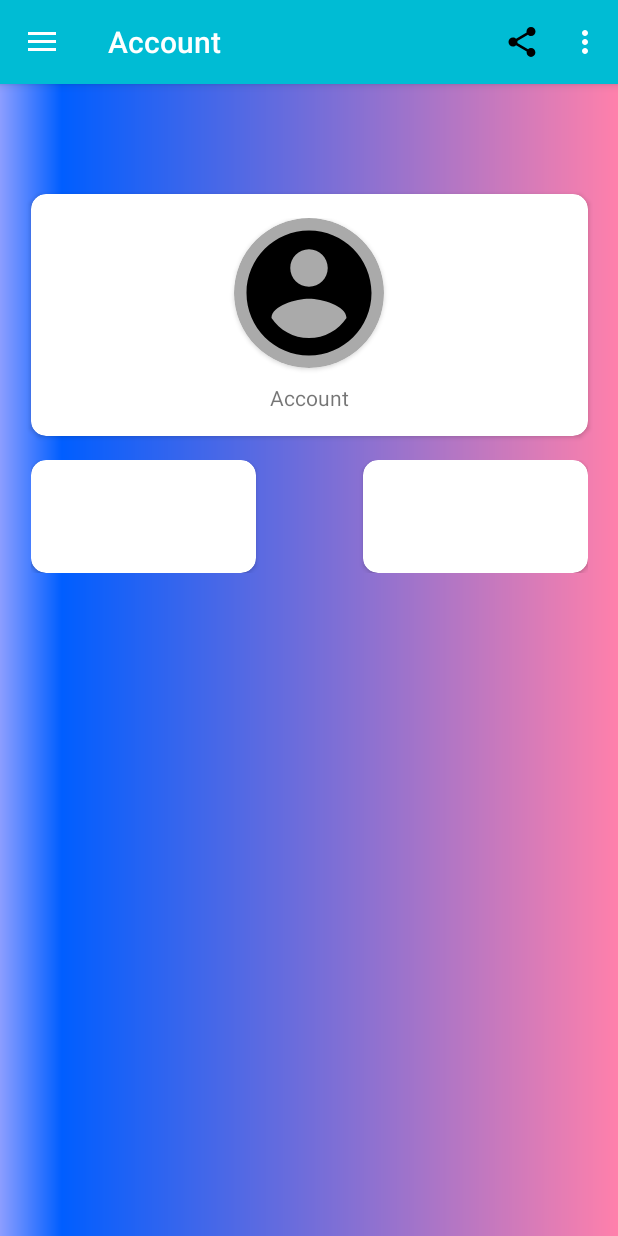
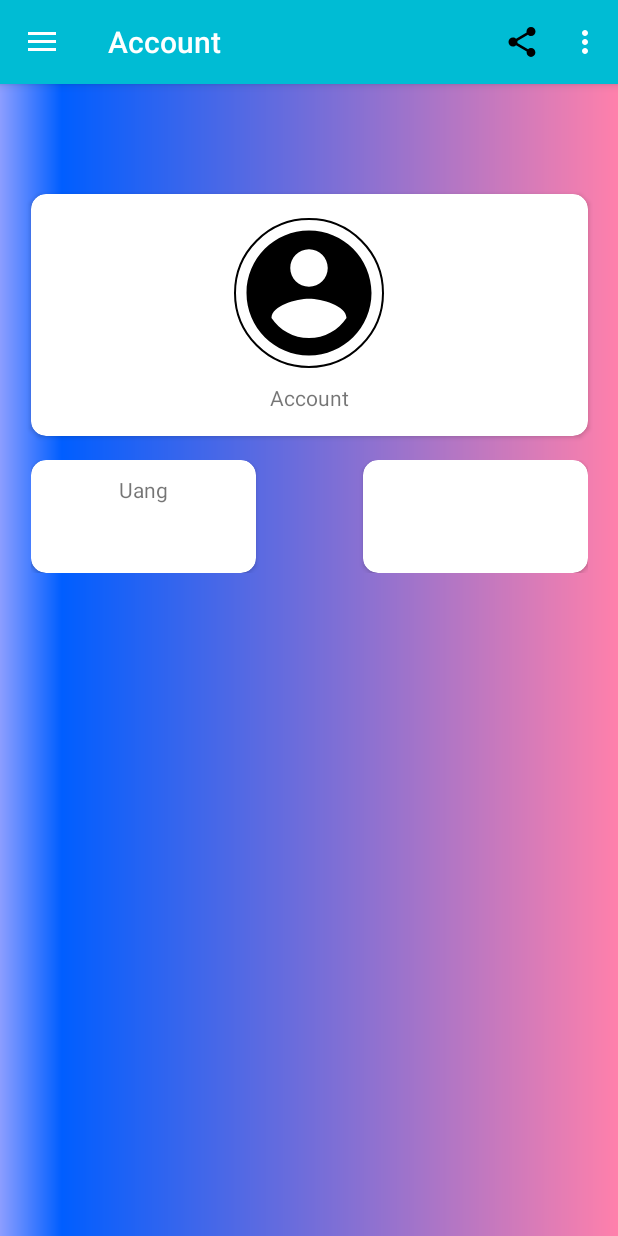
Before and after one commit to agusprayogi02/SMKCoding_Kanesa_Agus, an Android app: the screen it shows after launch once a user with an empty profile is signed in (MainActivity), in the side drawer, after a tap on "Account", on a phone screen of 412 x 824 dp. Run offline under Robolectric (Android 15) with nearby library versions, the phone set to English and light mode, and no system bars; our stand-ins replace CircleImageView, Firebase (no records; nobody signed in at launch, a user with empty details on screens opened directly), navigation-ui.

Commit message:
commit16

```diff
--- a/Canteen/app/build.gradle
+++ b/Canteen/app/build.gradle
@@ -49,7 +49,10 @@ dependencies {
     testImplementation 'junit:junit:4.12'
     androidTestImplementation 'androidx.test:runner:1.2.0'
     androidTestImplementation 'androidx.test.espresso:espresso-core:3.2.0'
+//    setting image
+    implementation 'id.zelory:compressor:2.1.0'
     implementation 'com.squareup.picasso:picasso:2.71828'
+    implementation 'de.hdodenhof:circleimageview:3.0.1'
 //    Firebase
     implementation 'com.google.firebase:firebase-ads:18.2.0'
     implementation 'com.google.firebase:firebase-messaging:20.0.0'
--- a/Canteen/app/src/main/java/id/canteen/Tambah.kt
+++ b/Canteen/app/src/main/java/id/canteen/Tambah.kt
@@ -14,6 +14,7 @@ import com.google.firebase.storage.FirebaseStorage
 import com.google.firebase.storage.StorageMetadata
 import com.google.firebase.storage.StorageReference
 import id.canteen.data.Menus
+import id.zelory.compressor.Compressor
 import kotlinx.android.synthetic.main.activity_tambah.*
 import kotlinx.android.synthetic.main.masukkan.*
 import java.io.IOException
@@ -72,6 +73,8 @@ class Tambah : AppCompatActivity() {
             val metadata = StorageMetadata.Builder()
                 .setContentType("image/*")
                 .build()
+
+//            val com = Compressor(this).setDestinationDirectoryPath(filePath)
 // Upload file and metadata to the path 'images/mountains.jpg'
             val uploadTask =
                 storageReference!!.child("images/Menu/${filePath!!.lastPathSegment}")
--- a/Canteen/app/src/main/res/layout/activity_menu.xml
+++ b/Canteen/app/src/main/res/layout/activity_menu.xml
@@ -36,6 +36,7 @@
 
             <ImageView
                 android:id="@+id/image_menu"
+                android:scaleType="centerCrop"
                 android:layout_width="75dp"
                 android:layout_height="75dp"
                 android:layout_margin="12dp"
--- a/Canteen/app/src/main/res/layout/activity_tambah.xml
+++ b/Canteen/app/src/main/res/layout/activity_tambah.xml
@@ -42,6 +42,7 @@
                 android:layout_width="100dp"
                 android:layout_height="100dp"
                 android:layout_margin="@dimen/margin"
+                android:scaleType="centerCrop"
                 android:src="@color/blue" />
             <androidx.appcompat.widget.AppCompatTextView
                 android:layout_width="match_parent"
--- a/Canteen/app/src/main/res/layout/fragment_user.xml
+++ b/Canteen/app/src/main/res/layout/fragment_user.xml
@@ -2,66 +2,74 @@
 <LinearLayout xmlns:android="http://schemas.android.com/apk/res/android"
     xmlns:app="http://schemas.android.com/apk/res-auto"
     android:layout_width="match_parent"
+    android:layout_height="match_parent"
     android:background="@drawable/kotak"
-    android:orientation="vertical"
-    android:layout_height="match_parent">
+    android:orientation="vertical">
 
     <androidx.appcompat.widget.AppCompatTextView
         android:id="@+id/text_user"
         android:layout_width="match_parent"
-        android:layout_height="wrap_content"/>
+        android:layout_height="wrap_content" />
 
     <androidx.cardview.widget.CardView
-        app:cardCornerRadius="10dp"
         android:layout_width="match_parent"
         android:layout_height="wrap_content"
+        android:layout_marginHorizontal="@dimen/activity_horizontal_margin"
+        android:layout_marginTop="50dp"
         android:background="@color/white"
-        android:layout_marginTop="50dp"
-        android:layout_marginHorizontal="@dimen/activity_horizontal_margin">
+        app:cardCornerRadius="10dp">
 
         <LinearLayout
-            android:layout_margin="@dimen/activity_vertical_margin"
             android:layout_width="match_parent"
             android:layout_height="match_parent"
+            android:layout_margin="@dimen/activity_vertical_margin"
             android:orientation="vertical">
 
-            <androidx.cardview.widget.CardView
+            <de.hdodenhof.circleimageview.CircleImageView
+                android:id="@+id/account_image"
                 android:layout_width="100dp"
                 android:layout_height="100dp"
                 android:layout_gravity="center"
-                app:cardBackgroundColor="@android:color/darker_gray"
-                app:cardCornerRadius="100dp">
-                <ImageView
-                    android:id="@+id/account_image"
-                    android:layout_width="match_parent"
-                    android:layout_height="match_parent"
-                    android:layout_gravity="center"
-                    android:src="@drawable/ic_account_circle_black_24dp" />
-            </androidx.cardview.widget.CardView>
+                android:scaleType="centerCrop"
+                app:civ_border_color="#FF000000"
+                app:civ_border_width="1dp"
+                android:src="@drawable/ic_account_circle_black_24dp"/>
+
             <TextView
                 android:id="@+id/acc_name"
-                android:layout_marginTop="@dimen/margin"
                 android:layout_width="wrap_content"
                 android:layout_height="wrap_content"
-                android:text="@string/menu_user"
-                android:layout_gravity="center"/>
+                android:layout_gravity="center"
+                android:layout_marginTop="@dimen/margin"
+                android:text="@string/menu_user" />
         </LinearLayout>
     </androidx.cardview.widget.CardView>
+
     <RelativeLayout
-        android:layout_margin="@dimen/activity_horizontal_margin"
         android:layout_width="match_parent"
-        android:layout_height="75dp">
+        android:layout_height="75dp"
+        android:layout_margin="@dimen/activity_horizontal_margin">
+
+        <androidx.cardview.widget.CardView
+            android:id="@+id/atas"
+            android:layout_width="150dp"
+            android:layout_height="match_parent"
+            android:layout_alignParentLeft="true"
+            app:cardCornerRadius="10dp">
+            <androidx.appcompat.widget.AppCompatTextView
+                android:layout_width="match_parent"
+                android:layout_height="wrap_content"
+                android:layout_margin="@dimen/margin"
+                android:text="Uang"
+                android:gravity="center"
+                style="@style/Animation.Design.BottomSheetDialog"/>
+        </androidx.cardview.widget.CardView>
+
         <androidx.cardview.widget.CardView
             android:layout_width="150dp"
-            app:cardCornerRadius="10dp"
-            android:layout_height="match_parent">
-
-        </androidx.cardview.widget.CardView>
-        <androidx.cardview.widget.CardView
-            android:layout_width="150dp"
-            app:cardCornerRadius="10dp"
+            android:layout_height="match_parent"
             android:layout_alignParentRight="true"
-            android:layout_height="match_parent">
+            app:cardCornerRadius="10dp">
 
         </androidx.cardview.widget.CardView>
     </RelativeLayout>
```
